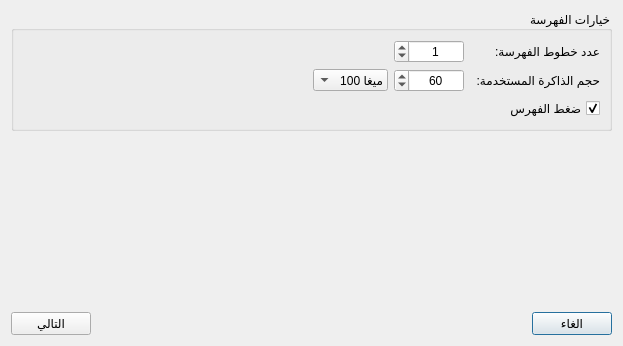
boussouira/albahhet, file indexingdialg.ui: the form before one commit.
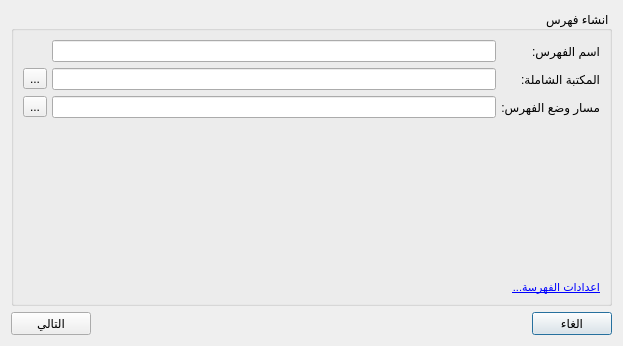
The form after the commit. The open tabs and pages were chosen to show the change.

Commit message: Move indexing config to the settings dialog

The edit to the form file:
```diff
--- a/indexingdialg.ui
+++ b/indexingdialg.ui
@@ -112,220 +112,41 @@
               </property>
              </widget>
             </item>
-            <item row="3" column="1">
-             <spacer name="verticalSpacer">
-              <property name="orientation">
-               <enum>Qt::Vertical</enum>
-              </property>
-              <property name="sizeHint" stdset="0">
-               <size>
-                <width>20</width>
-                <height>40</height>
-               </size>
-              </property>
-             </spacer>
-            </item>
            </layout>
           </item>
-         </layout>
-        </widget>
-       </item>
-      </layout>
-     </widget>
-     <widget class="QWidget" name="page_2">
-      <layout class="QVBoxLayout" name="verticalLayout_3">
-       <property name="margin">
-        <number>0</number>
-       </property>
-       <item>
-        <widget class="QGroupBox" name="groupBox">
-         <property name="layoutDirection">
-          <enum>Qt::RightToLeft</enum>
-         </property>
-         <property name="title">
-          <string>خيارات الفهرسة</string>
-         </property>
-         <layout class="QVBoxLayout" name="verticalLayout">
           <item>
-           <layout class="QHBoxLayout" name="horizontalLayout_4">
-            <item>
-             <widget class="QLabel" name="label_2">
-              <property name="minimumSize">
-               <size>
-                <width>130</width>
-                <height>0</height>
-               </size>
-              </property>
-              <property name="maximumSize">
-               <size>
-                <width>130</width>
-                <height>16777215</height>
-               </size>
-              </property>
-              <property name="text">
-               <string>عدد خطوط الفهرسة:</string>
-              </property>
-             </widget>
-            </item>
-            <item>
-             <widget class="QSpinBox" name="spinThreadCount">
-              <property name="minimumSize">
-               <size>
-                <width>70</width>
-                <height>0</height>
-               </size>
-              </property>
-              <property name="alignment">
-               <set>Qt::AlignCenter</set>
-              </property>
-              <property name="value">
-               <number>1</number>
-              </property>
-             </widget>
-            </item>
-            <item>
-             <spacer name="horizontalSpacer_5">
-              <property name="orientation">
-               <enum>Qt::Horizontal</enum>
-              </property>
-              <property name="sizeHint" stdset="0">
-               <size>
-                <width>40</width>
-                <height>20</height>
-               </size>
-              </property>
-             </spacer>
-            </item>
-           </layout>
+           <spacer name="verticalSpacer">
+            <property name="orientation">
+             <enum>Qt::Vertical</enum>
+            </property>
+            <property name="sizeHint" stdset="0">
+             <size>
+              <width>20</width>
+              <height>40</height>
+             </size>
+            </property>
+           </spacer>
           </item>
           <item>
-           <layout class="QHBoxLayout" name="horizontalLayout_2">
-            <item>
-             <widget class="QLabel" name="label_3">
-              <property name="minimumSize">
-               <size>
-                <width>130</width>
-                <height>0</height>
-               </size>
-              </property>
-              <property name="text">
-               <string>حجم الذاكرة المستخدمة:</string>
-              </property>
-             </widget>
-            </item>
-            <item>
-             <widget class="QSpinBox" name="spinRamSize">
-              <property name="minimumSize">
-               <size>
-                <width>70</width>
-                <height>0</height>
-               </size>
-              </property>
-              <property name="alignment">
-               <set>Qt::AlignCenter</set>
-              </property>
-              <property name="suffix">
-               <string/>
-              </property>
-              <property name="minimum">
-               <number>10</number>
-              </property>
-              <property name="maximum">
-               <number>4000</number>
-              </property>
-              <property name="value">
-               <number>60</number>
-              </property>
-             </widget>
-            </item>
-            <item>
-             <widget class="QComboBox" name="comboBox">
-              <property name="currentIndex">
-               <number>0</number>
-              </property>
-              <item>
-               <property name="text">
-                <string>100 ميغا</string>
-               </property>
-              </item>
-              <item>
-               <property name="text">
-                <string>200 ميغا</string>
-               </property>
-              </item>
-              <item>
-               <property name="text">
-                <string>300 ميغا</string>
-               </property>
-              </item>
-              <item>
-               <property name="text">
-                <string>500 ميغا</string>
-               </property>
-              </item>
-              <item>
-               <property name="text">
-                <string>1 جيغا</string>
-               </property>
-              </item>
-              <item>
-               <property name="text">
-                <string>1.5 جيغا</string>
-               </property>
-              </item>
-              <item>
-               <property name="text">
-                <string>2 حيغا</string>
-               </property>
-              </item>
-              <item>
-               <property name="text">
-                <string>3 جيغا</string>
-               </property>
-              </item>
-             </widget>
-            </item>
-            <item>
-             <spacer name="horizontalSpacer_3">
-              <property name="orientation">
-               <enum>Qt::Horizontal</enum>
-              </property>
-              <property name="sizeHint" stdset="0">
-               <size>
-                <width>40</width>
-                <height>20</height>
-               </size>
-              </property>
-             </spacer>
-            </item>
-           </layout>
-          </item>
-          <item>
-           <widget class="QCheckBox" name="checkOptimizeIndex">
+           <widget class="QLabel" name="label_2">
+            <property name="cursor">
+             <cursorShape>PointingHandCursor</cursorShape>
+            </property>
             <property name="text">
-             <string>ضغط الفهرس</string>
+             <string>&lt;!DOCTYPE HTML PUBLIC &quot;-//W3C//DTD HTML 4.0//EN&quot; &quot;http://www.w3.org/TR/REC-html40/strict.dtd&quot;&gt;
+&lt;html&gt;&lt;head&gt;&lt;meta name=&quot;qrichtext&quot; content=&quot;1&quot; /&gt;&lt;style type=&quot;text/css&quot;&gt;
+p, li { white-space: pre-wrap; }
+&lt;/style&gt;&lt;/head&gt;&lt;body style=&quot; font-family:'MS Shell Dlg 2'; font-size:8.25pt; font-weight:400; font-style:normal;&quot;&gt;
+&lt;p dir='rtl' style=&quot; margin-top:0px; margin-bottom:0px; margin-left:0px; margin-right:0px; -qt-block-indent:0; text-indent:0px;&quot;&gt;&lt;a href=&quot;#settings&quot;&gt;&lt;span style=&quot; text-decoration: underline; color:#0000ff;&quot;&gt;اعدادات الفهرسة...&lt;/span&gt;&lt;/a&gt;&lt;/p&gt;&lt;/body&gt;&lt;/html&gt;</string>
             </property>
-            <property name="checked">
-             <bool>true</bool>
+            <property name="textFormat">
+             <enum>Qt::RichText</enum>
             </property>
            </widget>
           </item>
          </layout>
         </widget>
        </item>
-       <item>
-        <spacer name="verticalSpacer_2">
-         <property name="orientation">
-          <enum>Qt::Vertical</enum>
-         </property>
-         <property name="sizeHint" stdset="0">
-          <size>
-           <width>20</width>
-           <height>40</height>
-          </size>
-         </property>
-        </spacer>
-       </item>
       </layout>
      </widget>
      <widget class="QWidget" name="page_3">
@@ -405,7 +226,7 @@
         </widget>
        </item>
        <item>
-        <widget class="QCheckBox" name="checkOptimizeIndexLast">
+        <widget class="QCheckBox" name="checkOptimizeIndex">
          <property name="text">
           <string>ضغط الفهرس عند انتهاء الفهرسة</string>
          </property>
```
Left out of the diff: 4 changed lines with no effect on the pictures. The commit also changes 13 other files.
